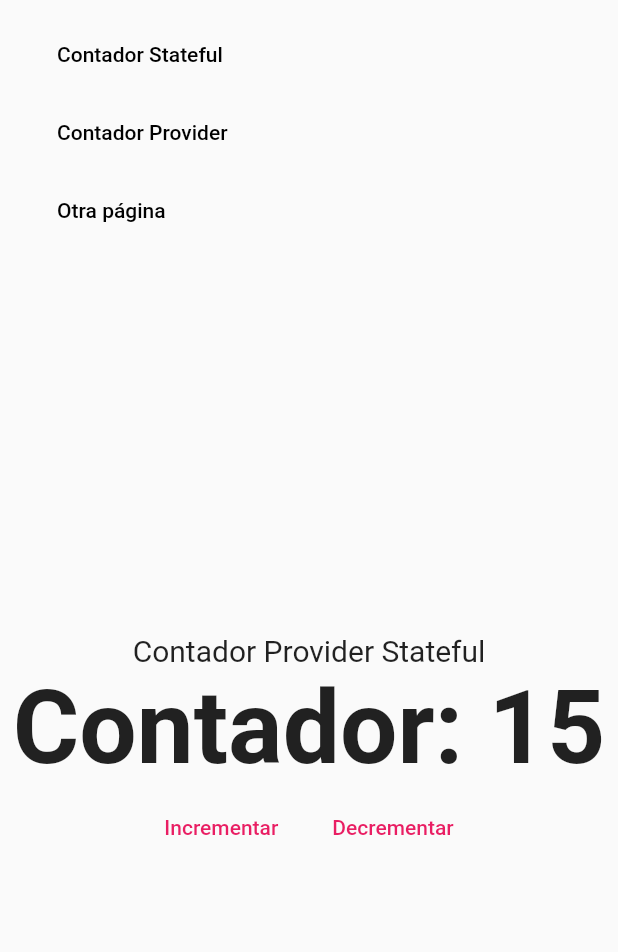
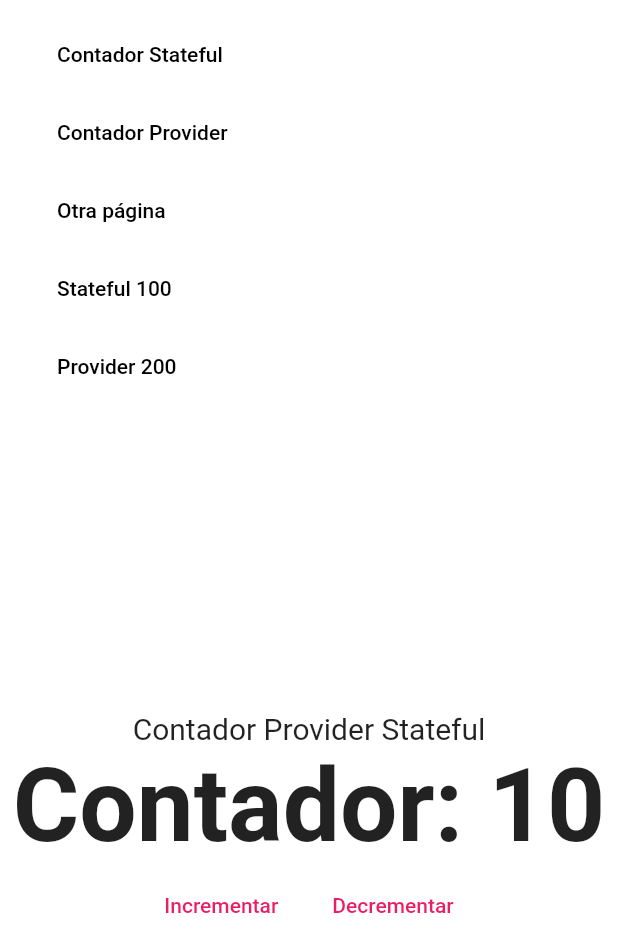
Before and after one commit to alupa/bases_web, a Flutter app: the screen it shows after launch, after a tap on "Contador Provider", on a phone screen of 412 x 824 dp. Shown: the top 952 px of the screen. Run offline on Flutter 3.47's test engine with Material 2 defaults, Android fonts, the phone set to English and light mode, and no system bars; our stand-ins replace fluro, get_it.

Commit message:
Fin Sección 4: segmentos Url y query parameters con Fluro

```diff
--- a/lib/main.dart
+++ b/lib/main.dart
@@ -1,5 +1,6 @@
 import 'package:bases_web/locator.dart';
-import 'package:bases_web/router/route_generator.dart';
+// import 'package:bases_web/router/route_generator.dart';
+import 'package:bases_web/router/router.dart';
 // import 'package:bases_web/services/navigation_service.dart';
 import 'package:bases_web/ui/layout/main_layout_page.dart';
 // import 'package:bases_web/ui/pages/counter_page.dart';
@@ -10,6 +11,7 @@ import 'services/navigation_service.dart';
 
 void main() {
   setupLocator();
+  Flurorouter.configureRoutes();
   runApp(MyApp());
 }
 
@@ -19,14 +21,16 @@ class MyApp extends StatelessWidget {
     return MaterialApp(
       debugShowCheckedModeBanner: false,
       title: 'Material App',
-      initialRoute: '/stateful',
+      initialRoute: '/',
       // routes: {
       //   '/stateful': (_) => CounterPage(),
       //   '/provider': (_) => CounterProviderPage(),
       // },
-      onGenerateRoute: RouteGenerator.generateRoute,
+      // onGenerateRoute: RouteGenerator.generateRoute,
+      onGenerateRoute: Flurorouter.router.generator,
       navigatorKey: locator<NavigationService>().navigatorKey,
       builder: (_, child) => MainLayoutPage(child: child ?? Container()),
+      theme: ThemeData.light().copyWith(scaffoldBackgroundColor: Colors.white),
     );
   }
 }
--- a/lib/providers/counter_provider.dart
+++ b/lib/providers/counter_provider.dart
@@ -2,6 +2,10 @@ import 'package:flutter/material.dart';
 
 class CounterProvider extends ChangeNotifier {
   int _counter = 15;
+
+  CounterProvider(String base) {
+    if (int.tryParse(base) != null) this._counter = int.parse(base);
+  }
 
   get counter => this._counter;
 
--- a/lib/router/route_generator.dart
+++ b/lib/router/route_generator.dart
@@ -1,6 +1,6 @@
-import 'package:bases_web/views/counter_provider_view.dart';
-import 'package:bases_web/views/counter_view.dart';
-import 'package:bases_web/views/view_404.dart';
+import 'package:bases_web/ui/views/counter_provider_view.dart';
+import 'package:bases_web/ui/views/counter_view.dart';
+import 'package:bases_web/ui/views/view_404.dart';
 import 'package:flutter/cupertino.dart';
 import 'package:flutter/material.dart';
 import 'package:flutter/foundation.dart' show kIsWeb;
@@ -9,9 +9,9 @@ class RouteGenerator {
   static Route<dynamic> generateRoute(RouteSettings settings) {
     switch (settings.name) {
       case '/stateful':
-        return _fadeRoute(CounterView(), '/stateful');
+        return _fadeRoute(CounterView(base: '5'), '/stateful');
       case '/provider':
-        return _fadeRoute(CounterProviderView(), '/provider');
+        return _fadeRoute(CounterProviderView(base: '10'), '/provider');
       default:
         return _fadeRoute(View404(), '/404');
     }
--- /dev/null
+++ b/lib/router/route_handlers.dart
@@ -0,0 +1,24 @@
+import 'package:fluro/fluro.dart';
+import 'package:bases_web/ui/views/counter_provider_view.dart';
+import 'package:bases_web/ui/views/counter_view.dart';
+import 'package:bases_web/ui/views/view_404.dart';
+
+//Handlers
+final Handler counterHandler = new Handler(handlerFunc: (context, params) {
+  print(params['base']?[0]);
+  return CounterView(base: params['base']?.first ?? '5');
+});
+
+final Handler counterProviderHandler =
+    new Handler(handlerFunc: (context, params) {
+  return CounterProviderView(base: params['q']?.first ?? '10');
+});
+
+final Handler dashboardUserHandler =
+    new Handler(handlerFunc: (context, params) {
+  print(params);
+  return View404();
+});
+
+//404
+final Handler pageNotFound = new Handler(handlerFunc: (_, __) => View404());
--- /dev/null
+++ b/lib/router/router.dart
@@ -0,0 +1,33 @@
+import 'package:bases_web/router/route_handlers.dart';
+import 'package:fluro/fluro.dart';
+// import 'package:bases_web/ui/views/counter_provider_view.dart';
+// import 'package:bases_web/ui/views/counter_view.dart';
+// import 'package:bases_web/ui/views/view_404.dart';
+
+class Flurorouter {
+  static final FluroRouter router = new FluroRouter();
+
+  static void configureRoutes() {
+    router.define('/',
+        handler: counterHandler,
+        // transitionDuration: Duration(milliseconds: 1000),
+        transitionType: TransitionType.fadeIn);
+
+    // Stateful Routes
+    router.define('/stateful',
+        handler: counterHandler, transitionType: TransitionType.fadeIn);
+
+    router.define('/stateful/:base',
+        handler: counterHandler, transitionType: TransitionType.fadeIn);
+
+    // Provider Routes
+    router.define('/provider',
+        handler: counterProviderHandler, transitionType: TransitionType.fadeIn);
+
+    router.define('/dashboard/users/:userid/:roleid',
+        handler: dashboardUserHandler, transitionType: TransitionType.fadeIn);
+
+    // 404 - Page not found
+    router.notFoundHandler = pageNotFound;
+  }
+}
--- a/lib/ui/pages/counter_provider_page.dart
+++ b/lib/ui/pages/counter_provider_page.dart
@@ -11,7 +11,7 @@ class CounterProviderPage extends StatelessWidget {
   @override
   Widget build(BuildContext context) {
     return ChangeNotifierProvider(
-        create: (_) => CounterProvider(), child: _CounterProviderPageBody());
+        create: (_) => CounterProvider('5'), child: _CounterProviderPageBody());
   }
 }
 
--- a/lib/ui/shared/custom_app_menu.dart
+++ b/lib/ui/shared/custom_app_menu.dart
@@ -10,7 +10,7 @@ class CustomAppMenu extends StatelessWidget {
   Widget build(BuildContext context) {
     return LayoutBuilder(
       builder: (_, constraints) =>
-          constraints.maxWidth > 520 ? _TableDesktopMenu() : _MobileMenu(),
+          constraints.maxWidth > 640 ? _TableDesktopMenu() : _MobileMenu(),
     );
   }
 }
@@ -51,6 +51,26 @@ class _TableDesktopMenu extends StatelessWidget {
             text: 'Otra página',
             // onPressed: () => Navigator.pushNamed(context, '/123'),
             onPressed: () => locator<NavigationService>().navigateTo('/123'),
+            color: Colors.black,
+          ),
+          SizedBox(
+            width: 10,
+          ),
+          CustomFlatButton(
+            text: 'Stateful 100',
+            // onPressed: () => Navigator.pushNamed(context, '/123'),
+            onPressed: () =>
+                locator<NavigationService>().navigateTo('/stateful/100'),
+            color: Colors.black,
+          ),
+          SizedBox(
+            width: 10,
+          ),
+          CustomFlatButton(
+            text: 'Provider 200',
+            // onPressed: () => Navigator.pushNamed(context, '/123'),
+            onPressed: () =>
+                locator<NavigationService>().navigateTo('/provider?q=200'),
             color: Colors.black,
           ),
         ],
@@ -98,6 +118,26 @@ class _MobileMenu extends StatelessWidget {
             onPressed: () => locator<NavigationService>().navigateTo('/123'),
             color: Colors.black,
           ),
+          SizedBox(
+            width: 10,
+          ),
+          CustomFlatButton(
+            text: 'Stateful 100',
+            // onPressed: () => Navigator.pushNamed(context, '/123'),
+            onPressed: () =>
+                locator<NavigationService>().navigateTo('/stateful/100'),
+            color: Colors.black,
+          ),
+          SizedBox(
+            width: 10,
+          ),
+          CustomFlatButton(
+            text: 'Provider 200',
+            // onPressed: () => Navigator.pushNamed(context, '/123'),
+            onPressed: () =>
+                locator<NavigationService>().navigateTo('/provider?q=200'),
+            color: Colors.black,
+          ),
         ],
       ),
     );
--- a/lib/views/counter_provider_view.dart
+++ b/lib/ui/views/counter_provider_view.dart
@@ -5,12 +5,14 @@ import 'package:bases_web/providers/counter_provider.dart';
 import 'package:bases_web/ui/shared/custom_flat_button.dart';
 
 class CounterProviderView extends StatelessWidget {
-  const CounterProviderView({Key? key}) : super(key: key);
+  final String base;
+  const CounterProviderView({Key? key, required this.base}) : super(key: key);
 
   @override
   Widget build(BuildContext context) {
     return ChangeNotifierProvider(
-        create: (_) => CounterProvider(), child: _CounterProviderPageBody());
+        create: (_) => CounterProvider(this.base),
+        child: _CounterProviderPageBody());
   }
 }
 
--- a/lib/views/counter_view.dart
+++ b/lib/ui/views/counter_view.dart
@@ -1,9 +1,10 @@
-import 'package:bases_web/ui/shared/custom_app_menu.dart';
+// import 'package:bases_web/ui/shared/custom_app_menu.dart';
 import 'package:bases_web/ui/shared/custom_flat_button.dart';
 import 'package:flutter/material.dart';
 
 class CounterView extends StatefulWidget {
-  const CounterView({Key? key}) : super(key: key);
+  final String base;
+  const CounterView({Key? key, required this.base}) : super(key: key);
 
   @override
   _CounterViewState createState() => _CounterViewState();
@@ -11,6 +12,13 @@ class CounterView extends StatefulWidget {
 
 class _CounterViewState extends State<CounterView> {
   int counter = 10;
+
+  @override
+  void initState() {
+    super.initState();
+    if (int.tryParse(widget.base) != null) counter = int.parse(widget.base);
+  }
+
   @override
   Widget build(BuildContext context) {
     return Column(
--- a/lib/views/view_404.dart
+++ /dev/null
@@ -1,24 +0,0 @@
-import 'package:bases_web/ui/shared/custom_flat_button.dart';
-import 'package:flutter/material.dart';
-
-class View404 extends StatelessWidget {
-  const View404({Key? key}) : super(key: key);
-
-  @override
-  Widget build(BuildContext context) {
-    return Center(
-      child: Column(
-        mainAxisAlignment: MainAxisAlignment.center,
-        children: [
-          Text('404',
-              style: TextStyle(fontSize: 40, fontWeight: FontWeight.bold)),
-          SizedBox(height: 10),
-          Text('No se encontró la página', style: TextStyle(fontSize: 20)),
-          CustomFlatButton(
-              text: 'Regresar',
-              onPressed: () => Navigator.pushNamed(context, '/stateful')),
-        ],
-      ),
-    );
-  }
-}
--- a/pubspec.yaml
+++ b/pubspec.yaml
@@ -24,6 +24,7 @@ dependencies:
   flutter:
     sdk: flutter
   cupertino_icons: ^1.0.2
+  fluro: ^2.0.3
   provider: ^5.0.0
 
 dev_dependencies:
```
Also changed, not shown: lib/ui/views/view_404.dart (added, +27 -0 lines), pubspec.lock.
